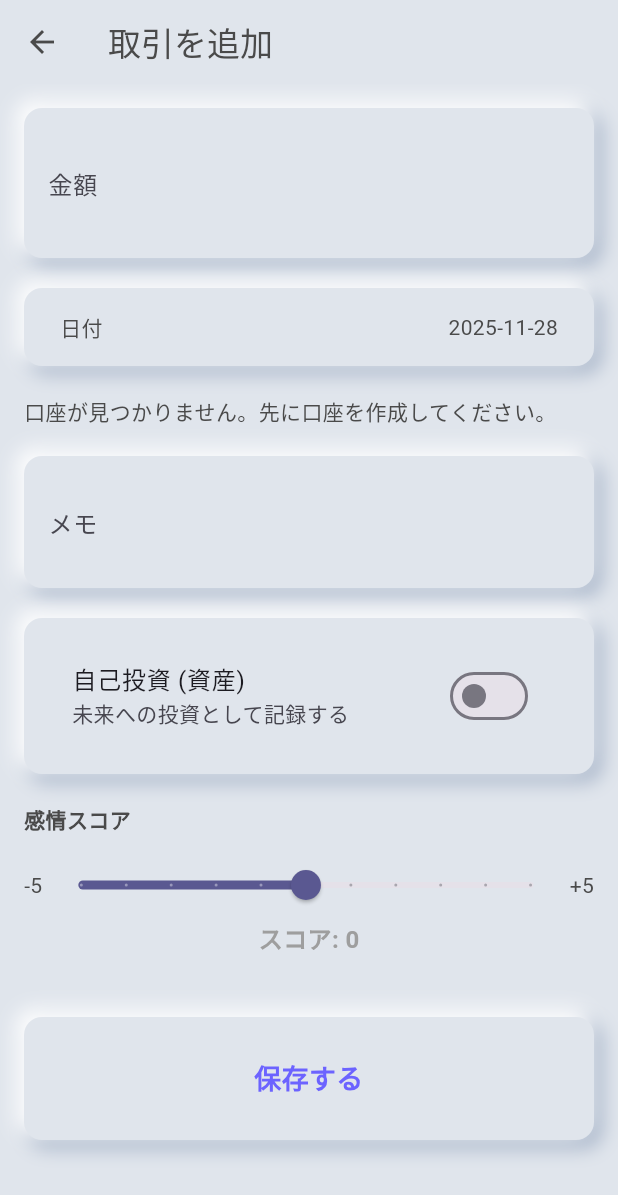
After one commit to nemuilemon/PRISM, a Flutter app: the AddTransactionPage screen opened directly, on a phone screen of 412 x 824 dp. The commit adds this screen. Shown: the top 1195 px of the screen. Run offline on Flutter 3.47's test engine with Material 3 defaults, Android fonts, the phone set to English and light mode, and no system bars; our stand-ins replace drift, flutter_riverpod, freezed_annotation, riverpod_annotation; accounts and stored records are empty; generated files the repository leaves out were written again.

Commit message:
feat: Implement transaction management, localize UI, and update navigation

```diff
--- a/lib/main.dart
+++ b/lib/main.dart
@@ -4,7 +4,7 @@ import 'package:riverpod_annotation/riverpod_annotation.dart';
 import 'data/datasources/local/app_database.dart';
 import 'core/theme/app_theme.dart';
 import 'presentation/pages/account_list_page.dart';
-import 'presentation/widgets/neumorphism/neumorphic_button.dart';
+import 'presentation/pages/transaction/transaction_list_page.dart';
 
 part 'main.g.dart';
 
@@ -23,35 +23,48 @@ void main() {
   );
 }
 
-// ... (imports)
-
-class LifeAssetApp extends ConsumerWidget {
+class LifeAssetApp extends ConsumerStatefulWidget {
   const LifeAssetApp({super.key});
 
   @override
-  Widget build(BuildContext context, WidgetRef ref) {
+  ConsumerState<LifeAssetApp> createState() => _LifeAssetAppState();
+}
+
+class _LifeAssetAppState extends ConsumerState<LifeAssetApp> {
+  int _currentIndex = 0;
+
+  final List<Widget> _pages = [
+    const TransactionListPage(),
+    const AccountListPage(),
+  ];
+
+  @override
+  Widget build(BuildContext context) {
     return MaterialApp(
       title: 'Life Asset Manager',
       theme: AppTheme.lightTheme,
-      home: const AccountListPage(),
-    );
-  }
-}
-
-class NeumorphicButtonDemo extends StatelessWidget {
-  const NeumorphicButtonDemo({super.key});
-
-  @override
-  Widget build(BuildContext context) {
-    return NeumorphicButton(
-      onPressed: () {
-        debugPrint('Button Pressed');
-      },
-      child: const Text(
-        'Neumorphic Button',
-        style: TextStyle(
-          fontWeight: FontWeight.bold,
-          color: AppTheme.textColor,
+      home: Scaffold(
+        body: _pages[_currentIndex],
+        bottomNavigationBar: BottomNavigationBar(
+          currentIndex: _currentIndex,
+          onTap: (index) {
+            setState(() {
+              _currentIndex = index;
+            });
+          },
+          items: const [
+            BottomNavigationBarItem(
+              icon: Icon(Icons.list),
+              label: '取引一覧',
+            ),
+            BottomNavigationBarItem(
+              icon: Icon(Icons.account_balance_wallet),
+              label: '口座一覧',
+            ),
+          ],
+          backgroundColor: AppTheme.baseColor,
+          selectedItemColor: AppTheme.accentColor,
+          unselectedItemColor: AppTheme.textColor.withValues(alpha: 0.5),
         ),
       ),
     );
--- /dev/null
+++ b/lib/presentation/pages/transaction/add_transaction_page.dart
@@ -0,0 +1,253 @@
+import 'package:flutter/material.dart';
+import 'package:flutter_riverpod/flutter_riverpod.dart';
+import 'package:prism/core/theme/app_theme.dart';
+import 'package:prism/presentation/controllers/account_list_controller.dart';
+import 'package:prism/presentation/controllers/transaction_list_controller.dart';
+import 'package:prism/presentation/widgets/neumorphism/neumorphic_button.dart';
+import 'package:prism/presentation/widgets/neumorphism/neumorphic_container.dart';
+import 'package:prism/data/datasources/local/app_database.dart' as db;
+
+class AddTransactionPage extends ConsumerStatefulWidget {
+  const AddTransactionPage({super.key});
+
+  @override
+  ConsumerState<AddTransactionPage> createState() => _AddTransactionPageState();
+}
+
+class _AddTransactionPageState extends ConsumerState<AddTransactionPage> {
+  final _formKey = GlobalKey<FormState>();
+  final _amountController = TextEditingController();
+  final _noteController = TextEditingController();
+  DateTime _selectedDate = DateTime.now();
+  int? _selectedAccountId;
+  bool _isInvestment = false;
+  int _emotionalScore = 0;
+
+  @override
+  Widget build(BuildContext context) {
+    final accountsAsync = ref.watch(accountListControllerProvider);
+
+    return Scaffold(
+      backgroundColor: AppTheme.baseColor,
+      appBar: AppBar(
+        title: const Text('取引を追加', style: TextStyle(color: AppTheme.textColor)),
+        backgroundColor: AppTheme.baseColor,
+        elevation: 0,
+        iconTheme: const IconThemeData(color: AppTheme.textColor),
+      ),
+      body: SingleChildScrollView(
+        padding: const EdgeInsets.all(16),
+        child: Form(
+          key: _formKey,
+          child: Column(
+            crossAxisAlignment: CrossAxisAlignment.start,
+            children: [
+              // Amount
+              NeumorphicContainer(
+                child: TextFormField(
+                  controller: _amountController,
+                  keyboardType: TextInputType.number,
+                  decoration: const InputDecoration(
+                    labelText: '金額',
+                    border: InputBorder.none,
+                    prefixText: '¥ ',
+                  ),
+                  style: const TextStyle(
+                    fontSize: 24,
+                    fontWeight: FontWeight.bold,
+                  ),
+                  validator: (value) {
+                    if (value == null || value.isEmpty) {
+                      return '金額を入力してください';
+                    }
+                    return null;
+                  },
+                ),
+              ),
+              const SizedBox(height: 20),
+
+              // Date
+              NeumorphicButton(
+                onPressed: () async {
+                  final picked = await showDatePicker(
+                    context: context,
+                    initialDate: _selectedDate,
+                    firstDate: DateTime(2000),
+                    lastDate: DateTime(2100),
+                  );
+                  if (picked != null) {
+                    setState(() {
+                      _selectedDate = picked;
+                    });
+                  }
+                },
+                child: Row(
+                  mainAxisAlignment: MainAxisAlignment.spaceBetween,
+                  children: [
+                    const Text('日付'),
+                    Text(_selectedDate.toString().split(' ')[0]),
+                  ],
+                ),
+              ),
+              const SizedBox(height: 20),
+
+              // Account
+              accountsAsync.when(
+                data: (accounts) {
+                  final accountList = accounts.cast<db.Account>();
+
+                  if (accountList.isEmpty) {
+                    return const Text('口座が見つかりません。先に口座を作成してください。');
+                  }
+
+                  return NeumorphicContainer(
+                    child: DropdownButtonFormField<int>(
+                      value: _selectedAccountId,
+                      decoration: const InputDecoration(
+                        labelText: '口座',
+                        border: InputBorder.none,
+                      ),
+                      items: accountList.map((account) {
+                        return DropdownMenuItem(
+                          value: account.id,
+                          child: Text(account.name),
+                        );
+                      }).toList(),
+                      onChanged: (value) {
+                        setState(() {
+                          _selectedAccountId = value;
+                        });
+                      },
+                      validator: (value) =>
+                          value == null ? '口座を選択してください' : null,
+                    ),
+                  );
+                },
+                loading: () => const CircularProgressIndicator(),
+                error: (err, stack) => Text('Error loading accounts: $err'),
+              ),
+              const SizedBox(height: 20),
+
+              // Note
+              NeumorphicContainer(
+                child: TextFormField(
+                  controller: _noteController,
+                  decoration: const InputDecoration(
+                    labelText: 'メモ',
+                    border: InputBorder.none,
+                  ),
+                ),
+              ),
+              const SizedBox(height: 20),
+
+              // Investment Flag
+              NeumorphicContainer(
+                child: SwitchListTile(
+                  title: const Text('自己投資 (資産)'),
+                  subtitle: const Text('未来への投資として記録する'),
+                  value: _isInvestment,
+                  onChanged: (value) {
+                    setState(() {
+                      _isInvestment = value;
+                    });
+                  },
+                ),
+              ),
+              const SizedBox(height: 20),
+
+              // Emotional Score
+              const Text(
+                '感情スコア',
+                style: TextStyle(fontWeight: FontWeight.bold),
+              ),
+              const SizedBox(height: 10),
+              Row(
+                mainAxisAlignment: MainAxisAlignment.spaceBetween,
+                children: [
+                  const Text('-5'),
+                  Expanded(
+                    child: Slider(
+                      value: _emotionalScore.toDouble(),
+                      min: -5,
+                      max: 5,
+                      divisions: 10,
+                      label: _emotionalScore.toString(),
+                      onChanged: (value) {
+                        setState(() {
+                          _emotionalScore = value.toInt();
+                        });
+                      },
+                    ),
+                  ),
+                  const Text('+5'),
+                ],
+              ),
+              Center(
+                child: Text(
+                  'スコア: $_emotionalScore',
+                  style: TextStyle(
+                    fontSize: 16,
+                    fontWeight: FontWeight.bold,
+                    color: _emotionalScore > 0
+                        ? Colors.green
+                        : (_emotionalScore < 0 ? Colors.orange : Colors.grey),
+                  ),
+                ),
+              ),
+
+              const SizedBox(height: 40),
+
+              // Submit
+              SizedBox(
+                width: double.infinity,
+                child: NeumorphicButton(
+                  onPressed: _submit,
+                  child: const Padding(
+                    padding: EdgeInsets.all(12.0),
+                    child: Text(
+                      '保存する',
+                      textAlign: TextAlign.center,
+                      style: TextStyle(
+                        fontSize: 18,
+                        fontWeight: FontWeight.bold,
+                        color: AppTheme.accentColor,
+                      ),
+                    ),
+                  ),
+                ),
+              ),
+            ],
+          ),
+        ),
+      ),
+    );
+  }
+
+  void _submit() async {
+    if (_formKey.currentState!.validate()) {
+      if (_selectedAccountId == null) {
+        ScaffoldMessenger.of(context).showSnackBar(
+          const SnackBar(content: Text('口座を選択してください')),
+        );
+        return;
+      }
+
+      final amount = double.tryParse(_amountController.text) ?? 0;
+
+      await ref
+          .read(transactionListControllerProvider.notifier)
+          .addTransaction(
+            accountId: _selectedAccountId!,
+            amount: amount,
+            date: _selectedDate,
+            isInvestment: _isInvestment,
+            emotionalScore: _emotionalScore,
+            note: _noteController.text,
+          );
+
+      if (mounted) {
+        Navigator.of(context).pop();
+      }
+    }
+  }
+}
```
Also changed, not shown: lib/data/datasources/local/app_database.dart (+6 -1 lines), lib/data/repositories/transaction_repository_impl.dart (added, +98 -0 lines), lib/domain/entities/transaction.dart (added, +18 -0 lines), lib/domain/repositories/transaction_repository.dart (added, +18 -0 lines), lib/presentation/controllers/transaction_list_controller.dart (added, +41 -0 lines), lib/presentation/pages/transaction/transaction_list_page.dart (added, +99 -0 lines), lib/data/datasources/local/app_database.g.dart, lib/data/repositories/transaction_repository_impl.g.dart (added), lib/domain/entities/transaction.freezed.dart (added), lib/presentation/controllers/transaction_list_controller.g.dart (added), 2 other files.
